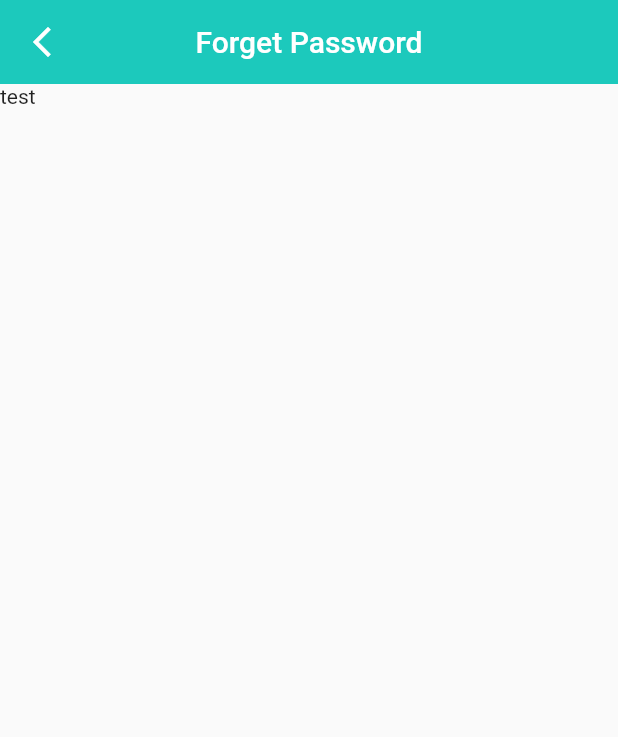
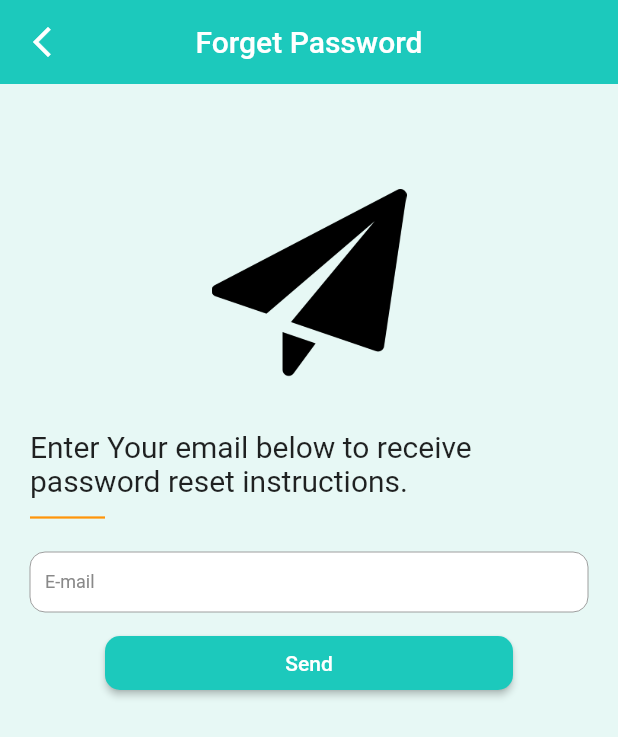
Before and after one commit to A-Morsy/SehaTech, a Flutter app: the screen it shows after launch, after a tap on "Forget Password?", on a phone screen of 412 x 824 dp. Shown: the top 737 px of the screen. Run offline on Flutter 3.47's test engine with Material 2 defaults, Android fonts, the phone set to English and light mode, and no system bars; our stand-ins replace curved_navigation_bar, date_time_picker, flutter_toggle_tab, font_awesome_flutter, percent_indicator; generated files the repository leaves out were written again.

Commit message:
forgetPass2ndCommit

```diff
--- a/seha_tech/lib/Reusable/treatmentContainer.dart
+++ b/seha_tech/lib/Reusable/treatmentContainer.dart
@@ -33,7 +33,7 @@ class _TreatmentContainerState extends State<TreatmentContainer> {
                 ),
                 Container(
                   margin: EdgeInsets.only(left: 40),
-                  constraints: BoxConstraints(maxWidth: 200),
+                  constraints: BoxConstraints(maxWidth: 180),
                   child: widget.text,
                 )
               ],
--- a/seha_tech/lib/main.dart
+++ b/seha_tech/lib/main.dart
@@ -150,9 +150,11 @@ class LandingScreen extends StatelessWidget {
                               // );
                             })),
 
-                    Padding(
-                        padding: EdgeInsets.fromLTRB(0, 10, 0, 0),
-                        child: Center(
+                    Container(
+                      padding: EdgeInsets.only(top: 10),
+                      width: MediaQuery.of(context).size.width * 0.8,
+                      constraints: BoxConstraints(
+                          maxWidth: MediaQuery.of(context).size.width),
                       child: Row(
                         mainAxisAlignment: MainAxisAlignment.center,
                         children: [
@@ -160,27 +162,26 @@ class LandingScreen extends StatelessWidget {
                             onPressed: () {},
                             color: Colors.white,
                             child: Image.asset('assets/images/google.png'),
-                                padding: EdgeInsets.all(10),
+                            // padding: EdgeInsets.all(10),
                             shape: CircleBorder(),
                           ),
                           MaterialButton(
                             onPressed: () {},
                             color: Colors.white,
-                                child:
-                                    Image.asset('assets/images/facebook.png'),
-                                padding: EdgeInsets.all(10),
+                            child: Image.asset('assets/images/facebook.png'),
+                            // padding: EdgeInsets.all(10),
                             shape: CircleBorder(),
                           ),
                           MaterialButton(
                             onPressed: () {},
                             color: Colors.white,
                             child: Image.asset('assets/images/apple.png'),
-                                padding: EdgeInsets.all(10),
+                            // padding: EdgeInsets.all(10),
                             shape: CircleBorder(),
                           ),
                         ],
                       ),
-                        )),
+                    ),
                     Container(
                       margin: EdgeInsets.only(top: 10),
                       width: MediaQuery.of(context).size.width * 0.7,
--- a/seha_tech/lib/views/forgetPassword/frogetPassFirst.dart
+++ b/seha_tech/lib/views/forgetPassword/frogetPassFirst.dart
@@ -1,8 +1,13 @@
 import 'package:flutter/material.dart';
 import 'package:seha_tech/Reusable/palette.dart';
 import 'package:flutter_gen/gen_l10n/app_localizations.dart';
+import 'package:seha_tech/views/signIn/mainPageButton.dart';
+import 'package:seha_tech/views/signIn/mainPageTextField.dart';
+import '../signup/widgets/customDivider.dart';
 
 class ForgetPassFirst extends StatelessWidget {
+  final textController1 = TextEditingController();
+
   @override
   Widget build(BuildContext context) {
     return Scaffold(
@@ -28,6 +33,60 @@ class ForgetPassFirst extends StatelessWidget {
           backgroundColor: Palette.primaryColor,
           elevation: 0.0,
         ),
-        body: Container(child: Text('test')));
+        body: Container(
+            width: MediaQuery.of(context).size.width,
+            height: MediaQuery.of(context).size.height,
+            padding: EdgeInsets.fromLTRB(20, 30, 20, 0),
+            color: Palette.fifthColor,
+            child: Column(
+              crossAxisAlignment: CrossAxisAlignment.start,
+              children: [
+                Container(
+                  width: MediaQuery.of(context).size.width,
+                  alignment: Alignment.center,
+                  margin: EdgeInsets.only(top: 40, bottom: 30),
+                  child: Image.asset(
+                    'assets/images/paper-plane.png',
+                    // color: Palette.thirdColor,
+                    width: 130,
+                    height: 130,
+                  ),
+                ),
+                Text(
+                  'Enter Your email below to receive password reset instructions.',
+                  style: TextStyle(fontSize: 20),
+                ),
+                Container(
+                    width: 50,
+                    margin: EdgeInsets.only(top: 5, bottom: 15),
+                    child: CustomDivider(dividerColor: Palette.thirdColor)),
+                Container(
+                    margin: EdgeInsets.only(bottom: 10),
+                    width: MediaQuery.of(context).size.width,
+                    height: 40,
+                    child: CustomField(
+                        textController: textController1,
+                        textColor: Palette.forthColor,
+                        fillColor: Colors.white,
+                        text: AppLocalizations.of(context)!.emailSignIn,
+                        obscureText: true,
+                        callBackMethod: () {})),
+                Container(
+                    width: MediaQuery.of(context).size.width,
+                    child: Container(
+                      // width: MediaQuery.of(context).size.width * 0.6,
+                      margin: EdgeInsets.only(right: 50, left: 50),
+                      child: CustomButton(
+                          message: 'Send',
+                          color: Palette.primaryColor,
+                          callBackMethod: () {
+                            // Navigator.push(
+                            //   context,
+                            //   MaterialPageRoute(builder: (context) => ),
+                            // );
+                          }),
+                    )),
+              ],
+            )));
   }
 }
--- a/seha_tech/lib/views/myPolicy/policyCard.dart
+++ b/seha_tech/lib/views/myPolicy/policyCard.dart
@@ -110,12 +110,12 @@ class SecondPolicyCard extends StatelessWidget {
           ]),
       padding: EdgeInsets.all(20),
       margin: EdgeInsets.only(bottom: 30),
-      height: MediaQuery.of(context).size.height * 0.18,
+      height: MediaQuery.of(context).size.height * 0.19,
       child: Row(
         mainAxisAlignment: MainAxisAlignment.spaceBetween,
         children: [
           Container(
-            constraints: BoxConstraints(maxWidth: 180),
+            constraints: BoxConstraints(maxWidth: 170),
             child: Column(
               mainAxisAlignment: MainAxisAlignment.spaceBetween,
               crossAxisAlignment: CrossAxisAlignment.start,
@@ -151,7 +151,7 @@ class SecondPolicyCard extends StatelessWidget {
               icon: Icon(
                 Icons.add,
                 color: Palette.primaryColor,
-                size: 12,
+                size: 11,
               ),
               label: Text(
                 'add members',
@@ -182,7 +182,7 @@ class ThirdPolicyCard extends StatelessWidget {
           ]),
       padding: EdgeInsets.all(20),
       margin: EdgeInsets.only(bottom: 30),
-      height: MediaQuery.of(context).size.height * 0.2,
+      height: MediaQuery.of(context).size.height * 0.215,
       child: Row(
         mainAxisAlignment: MainAxisAlignment.spaceBetween,
         children: [
@@ -210,8 +210,10 @@ class ThirdPolicyCard extends StatelessWidget {
                   Text('test Data'),
                 ]),
                 Container(
-                width: 90,
-                child: CustomDivider(dividerColor: Palette.forthColor,),
+                  width: 90,
+                  child: CustomDivider(
+                    dividerColor: Palette.forthColor,
+                  ),
                 ),
                 Column(crossAxisAlignment: CrossAxisAlignment.start, children: [
                   Text(
--- a/seha_tech/lib/views/treatmentViews/widgets/treatmentFirstView.dart
+++ b/seha_tech/lib/views/treatmentViews/widgets/treatmentFirstView.dart
@@ -25,8 +25,8 @@ class TreatmentFirstView extends StatelessWidget {
               ),
               color: Colors.white,
             ),
-            child: Column(
-              crossAxisAlignment: CrossAxisAlignment.start,
+            child: ListView(
+              // crossAxisAlignment: CrossAxisAlignment.start,
               children: [
                 Container(
                   margin: EdgeInsets.only(bottom: 15),
@@ -47,7 +47,8 @@ class TreatmentFirstView extends StatelessWidget {
                 ),
                 Container(
                     width: MediaQuery.of(context).size.width * 0.1,
-                    margin: EdgeInsets.only(bottom: 15),
+                    //need to fix
+                    margin: EdgeInsets.only(bottom: 15, right: 250),
                     child: CustomDivider(dividerColor: Palette.thirdColor)),
                 Column(children: [
                   PatientCard(
```
Also changed, not shown: seha_tech/assets/images/paper-plane.png (added). Lines whose indentation alone changed are shown as unchanged.
